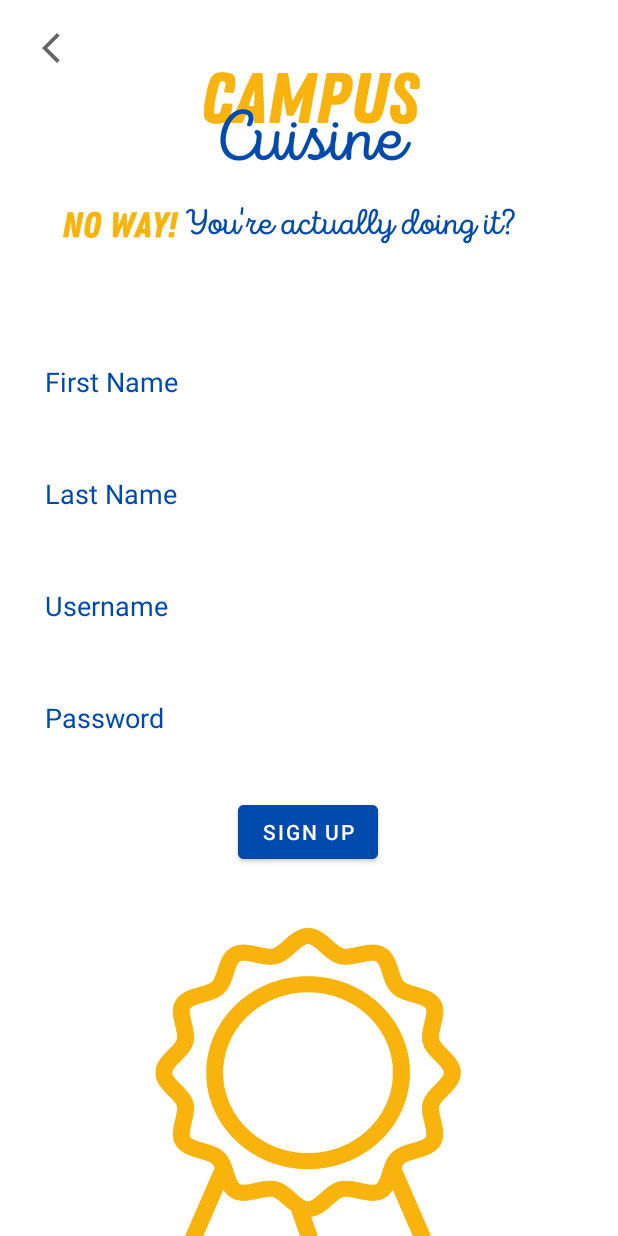
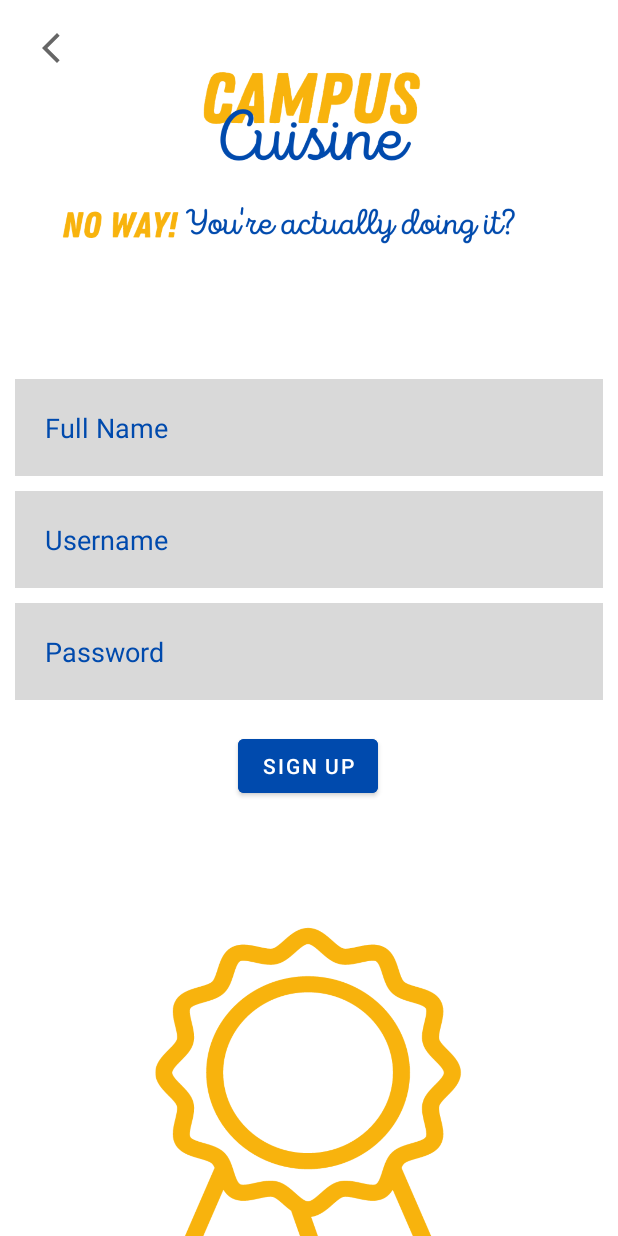
Before and after one commit to jabezj1/CampusCuisine, an Android app: the SignupActivity screen opened directly, with no data from a screen before it, on a phone screen of 412 x 824 dp. Run offline under Robolectric (Android 15) with nearby library versions, the phone set to English and light mode, and no system bars; libraries missing offline, so code that uses them is left out: com.parse.

Commit message:
Intro Version 1.3, Signup Version 1.2, Login Version 1.2

```diff
--- a/app/build.gradle
+++ b/app/build.gradle
@@ -1,6 +1,8 @@
 plugins {
     id 'com.android.application'
     id 'org.jetbrains.kotlin.android'
+    id("kotlin-parcelize")
+    id 'kotlin-kapt'
 }
 
 android {
@@ -43,6 +45,7 @@ dependencies {
     implementation 'androidx.annotation:annotation:1.2.0'
     implementation 'androidx.lifecycle:lifecycle-livedata-ktx:2.3.1'
     implementation 'androidx.lifecycle:lifecycle-viewmodel-ktx:2.3.1'
+    implementation "com.github.parse-community.Parse-SDK-Android:parse:1.26.0"
 //    implementation 'club.cred.android:synth:1.0.0'
     testImplementation 'junit:junit:4.13.2'
     androidTestImplementation 'androidx.test.ext:junit:1.1.3'
--- a/app/src/main/java/com/example/campuscuisine/SignupActivity.kt
+++ b/app/src/main/java/com/example/campuscuisine/SignupActivity.kt
@@ -3,14 +3,28 @@ package com.example.campuscuisine
 import android.content.Intent
 import androidx.appcompat.app.AppCompatActivity
 import android.os.Bundle
+import android.util.Log
 import android.widget.Button
+import android.widget.EditText
 import android.widget.ImageButton
 import android.widget.Toast
+import com.parse.FindCallback
+import com.parse.ParseException
+import com.parse.ParseQuery
+import com.parse.ParseUser
 
 class SignupActivity : AppCompatActivity() {
+
     override fun onCreate(savedInstanceState: Bundle?) {
         super.onCreate(savedInstanceState)
         setContentView(R.layout.activity_signup)
+
+        findViewById<Button>(R.id.signupbtn).setOnClickListener {
+//            val fullName = findViewById<EditText>(R.id.FullName).text.toString()
+            val username = findViewById<EditText>(R.id.UsernameSU).text.toString()
+            val password = findViewById<EditText>(R.id.PasswordSU).text.toString()
+            userSignUp(username, password)
+        }
 
         findViewById<ImageButton>(R.id.btnBack).setOnClickListener {
             val intent = Intent(this, IntroActivity::class.java)
@@ -18,4 +32,45 @@ class SignupActivity : AppCompatActivity() {
             finish()
         }
     }
+
+    private fun userSignUp(username: String, password: String) {
+        // Create the ParseUser
+        val user = ParseUser()
+//
+//        val query: ParseQuery<User> = ParseQuery.getQuery(User::class.java)
+//        query.include(User.KEY_USER)
+//        // Set fields for the user to be created
+
+        user.setUsername(username)
+        user.setPassword(password)
+//        user.getString(fullName)
+
+        user.signUpInBackground { e ->
+            if (e == null) {
+                // User has created an account
+                //TODO:Show logcat/ toast
+                Toast.makeText(this, "Sign Up was Successful! Please Log in", Toast.LENGTH_SHORT)
+                    .show()
+//                goToLoginActivity()
+            } else {
+                // TODO: Show Toast for error
+                Log.i(TAG, "Error logging in ")
+                e.printStackTrace()
+                Toast.makeText(this, "Failed to Sign up. Please Try again", Toast.LENGTH_SHORT)
+                    .show()
+            }
+        }
+    }
+
+
+    private fun goToLoginActivity(){
+        val intent = Intent(this@SignupActivity, LoginActivity:: class.java)
+        startActivity(intent)
+        finish()
+
+    }
+
+    companion object {
+        const val TAG = "SignupActivity"
+    }
 }
--- a/app/src/main/res/layout/activity_signup.xml
+++ b/app/src/main/res/layout/activity_signup.xml
@@ -8,62 +8,45 @@
     tools:context=".SignupActivity">
 
     <EditText
-        android:id="@+id/FirstName"
+        android:id="@+id/FullName"
         android:layout_width="match_parent"
         android:layout_height="wrap_content"
+        android:layout_below="@id/UsernameSU"
         android:layout_margin="10dp"
-        android:background="#30ffffff"
+        android:layout_marginBottom="24dp"
+        android:background="#d9d9d9"
         android:drawablePadding="20dp"
         android:drawableTint="#004aad"
-        android:hint="First Name"
+        android:hint="Full Name"
         android:padding="20dp"
         android:textColor="#004aad"
         android:textColorHint="#004aad"
-        app:layout_constraintBottom_toTopOf="@+id/LastName"
-        app:layout_constraintTop_toTopOf="parent"
-        app:layout_constraintVertical_bias="1.0"
-        tools:layout_editor_absoluteX="58dp" />
+        app:layout_constraintBottom_toTopOf="@+id/UsernameSU"
+        tools:layout_editor_absoluteX="-152dp" />
 
     <EditText
-        android:id="@+id/LastName"
+        android:id="@+id/UsernameSU"
         android:layout_width="match_parent"
         android:layout_height="wrap_content"
-        android:layout_below="@id/Username"
+        android:layout_below="@id/UsernameSU"
         android:layout_margin="10dp"
-        android:layout_marginBottom="152dp"
-        android:background="#30ffffff"
-        android:drawablePadding="20dp"
-        android:hint="Last Name"
-        android:padding="20dp"
-        android:textColor="#004aad"
-        android:textColorHint="#004aad"
-        android:drawableTint="#004aad"
-        app:layout_constraintBottom_toTopOf="@+id/Username"
-        tools:layout_editor_absoluteX="9dp" />
-
-    <EditText
-        android:id="@+id/Username"
-        android:layout_width="match_parent"
-        android:layout_height="wrap_content"
-        android:layout_below="@id/Username"
-        android:layout_margin="10dp"
-        android:background="#30ffffff"
+        android:background="#d9d9d9"
         android:drawablePadding="20dp"
         android:hint="Username"
         android:padding="20dp"
         android:textColor="#004aad"
         android:textColorHint="#004aad"
         android:drawableTint="#004aad"
-        app:layout_constraintBottom_toTopOf="@+id/Password"
+        app:layout_constraintBottom_toTopOf="@+id/PasswordSU"
         tools:layout_editor_absoluteX="10dp" />
 
     <EditText
-        android:id="@+id/Password"
+        android:id="@+id/PasswordSU"
         android:layout_width="match_parent"
         android:layout_height="wrap_content"
-        android:layout_below="@id/Username"
+        android:layout_below="@id/UsernameSU"
         android:layout_margin="10dp"
-        android:background="#30ffffff"
+        android:background="#d9d9d9"
         android:drawablePadding="20dp"
         android:drawableTint="#004aad"
         android:hint="Password"
@@ -73,14 +56,14 @@
         android:textColorHint="#004aad"
         app:layout_constraintBottom_toBottomOf="parent"
         app:layout_constraintTop_toTopOf="parent"
-        app:layout_constraintVertical_bias="0.59"
+        app:layout_constraintVertical_bias="0.53"
         tools:layout_editor_absoluteX="10dp" />
 
-    <com.google.android.material.button.MaterialButton
-        android:id="@+id/signbuptn"
+    <Button
+        android:id="@+id/signupbtn"
         android:layout_width="wrap_content"
         android:layout_height="wrap_content"
-        android:layout_below="@id/Password"
+        android:layout_below="@id/PasswordSU"
         android:layout_centerHorizontal="true"
         android:layout_margin="20dp"
         android:backgroundTint="#004aad"
@@ -89,7 +72,7 @@
         app:layout_constraintEnd_toEndOf="parent"
         app:layout_constraintHorizontal_bias="0.498"
         app:layout_constraintStart_toStartOf="parent"
-        app:layout_constraintTop_toBottomOf="@+id/Password"
+        app:layout_constraintTop_toBottomOf="@+id/PasswordSU"
         app:layout_constraintVertical_bias="0.0" />
 
     <ImageButton
--- a/settings.gradle
+++ b/settings.gradle
@@ -10,6 +10,7 @@ dependencyResolutionManagement {
     repositories {
         google()
         mavenCentral()
+        maven { url 'https://jitpack.io' }
 
     }
 }
```
Also changed, not shown: app/src/main/AndroidManifest.xml (+14 -0 lines), app/src/main/java/com/example/campuscuisine/CCuisineApplication.kt (added, +20 -0 lines), app/src/main/java/com/example/campuscuisine/IntroActivity.kt (+6 -2 lines), app/src/main/java/com/example/campuscuisine/LoginActivity.kt (+40 -0 lines), app/src/main/java/com/example/campuscuisine/SplashScreen.kt (+21 -3 lines), app/src/main/java/com/example/campuscuisine/User.kt (added, +21 -0 lines), app/src/main/res/layout/activity_login.xml (+5 -5 lines), app/src/main/res/values/strings.xml (+10 -9 lines).
